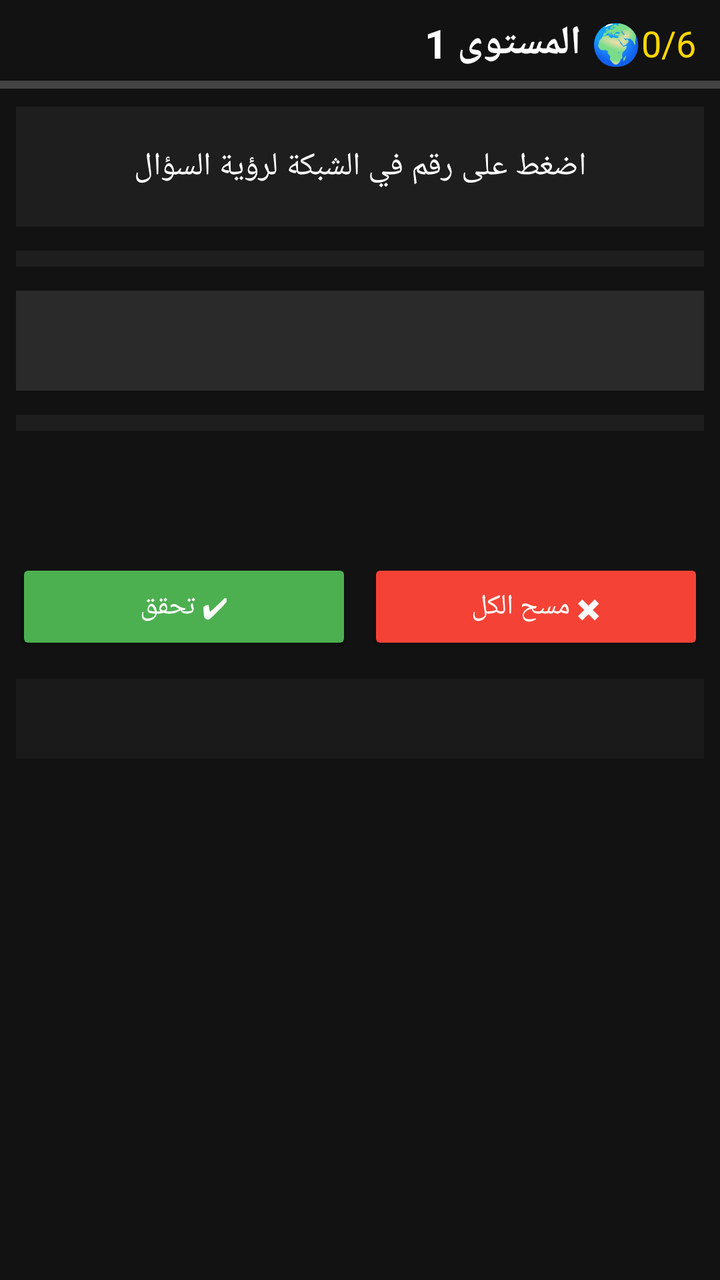
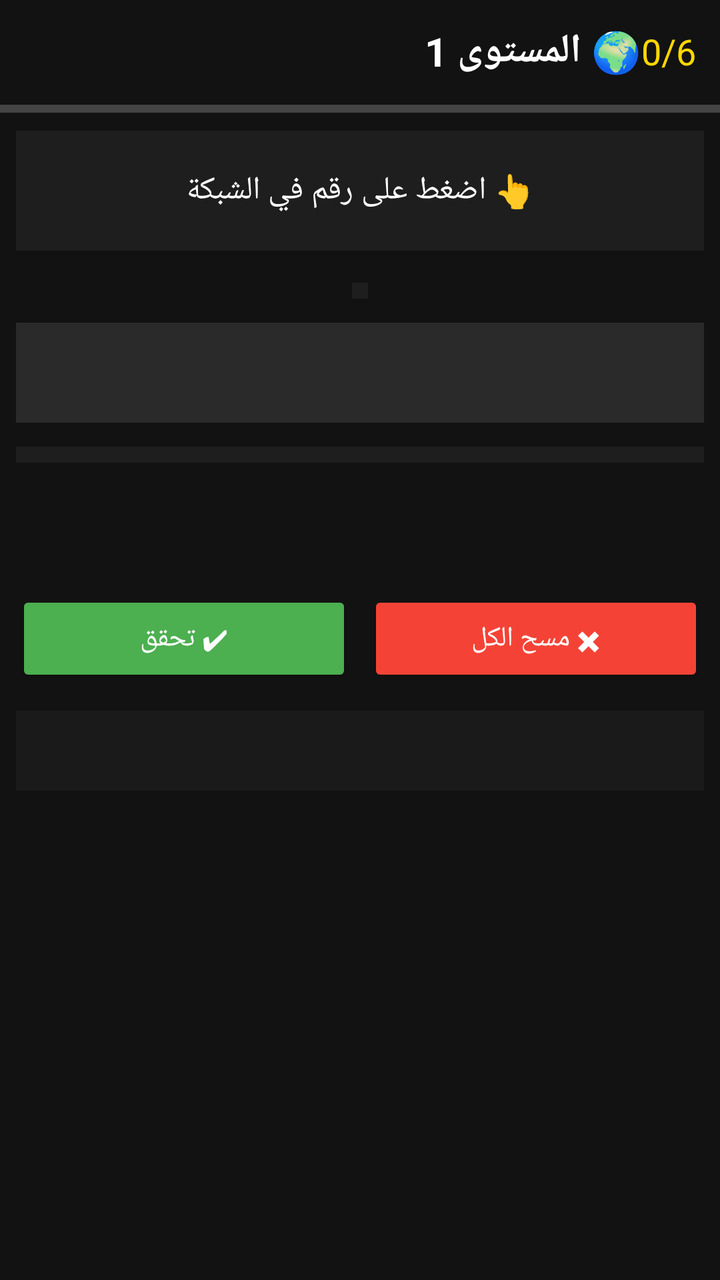

Compare the two renders of this Android layout. The source of the first and the diff that turns it into the second are given below.
<!-- AndroidManifest.xml: activity theme Theme.AppCompat.NoActionBar -->
<!-- res/layout/activity_crossword.xml -->
<?xml version="1.0" encoding="utf-8"?>
<LinearLayout xmlns:android="http://schemas.android.com/apk/res/android"
    android:layout_width="match_parent"
    android:layout_height="match_parent"
    android:orientation="vertical"
    android:background="#121212">

    <LinearLayout
        android:layout_width="match_parent"
        android:layout_height="wrap_content"
        android:orientation="horizontal"
        android:gravity="center_vertical"
        android:paddingStart="12dp"
        android:paddingEnd="12dp"
        android:paddingTop="8dp"
        android:background="#121212">

        <TextView
            android:id="@+id/tv_level"
            android:layout_width="0dp"
            android:layout_height="wrap_content"
            android:layout_weight="1"
            android:text="🌍 المستوى 1"
            android:textSize="20sp"
            android:textColor="#FFFFFF"
            android:textStyle="bold" />

        <TextView
            android:id="@+id/tv_progress"
            android:layout_width="wrap_content"
            android:layout_height="wrap_content"
            android:text="0/6"
            android:textSize="18sp"
            android:textColor="#FFD700" />
    </LinearLayout>

    <ProgressBar
        android:id="@+id/progress_bar"
        style="?android:attr/progressBarStyleHorizontal"
        android:layout_width="match_parent"
        android:layout_height="6dp"
        android:layout_marginTop="4dp"
        android:progress="0"
        android:max="100"
        android:progressTint="#4CAF50" />

    <ScrollView
        android:layout_width="match_parent"
        android:layout_height="0dp"
        android:layout_weight="1"
        android:fillViewport="true"
        android:scrollbars="vertical"
        android:paddingStart="8dp"
        android:paddingEnd="8dp">

        <LinearLayout
            android:layout_width="match_parent"
            android:layout_height="wrap_content"
            android:orientation="vertical"
            android:paddingTop="8dp"
            android:paddingBottom="8dp">

            <TextView
                android:id="@+id/tv_question"
                android:layout_width="match_parent"
                android:layout_height="wrap_content"
                android:text="اضغط على رقم في الشبكة لرؤية السؤال"
                android:textSize="16sp"
                android:textColor="#FFFFFF"
                android:gravity="center"
                android:background="#1E1E1E"
                android:padding="12dp"
                android:minHeight="60dp" />

            <GridLayout
                android:id="@+id/grid_crossword"
                android:layout_width="match_parent"
                android:layout_height="wrap_content"
                android:layout_marginTop="12dp"
                android:rowCount="5"
                android:columnCount="5"
                android:background="#1E1E1E"
                android:padding="4dp"
                android:layout_gravity="center" />

            <TextView
                android:id="@+id/tv_selected_word"
                android:layout_width="match_parent"
                android:layout_height="wrap_content"
                android:layout_marginTop="12dp"
                android:text=""
                android:textSize="22sp"
                android:textColor="#FFD700"
                android:gravity="center"
                android:background="#2A2A2A"
                android:padding="10dp"
                android:minHeight="50dp"
                android:textStyle="bold" />

            <GridLayout
                android:id="@+id/keyboard"
                android:layout_width="match_parent"
                android:layout_height="wrap_content"
                android:layout_marginTop="12dp"
                android:rowCount="3"
                android:columnCount="10"
                android:background="#1E1E1E"
                android:padding="4dp"
                android:layout_gravity="center" />

            <TextView
                android:id="@+id/tv_found_words"
                android:layout_width="match_parent"
                android:layout_height="wrap_content"
                android:layout_marginTop="12dp"
                android:text=""
                android:textSize="14sp"
                android:textColor="#AAAAAA"
                android:gravity="center"
                android:minHeight="40dp" />

            <LinearLayout
                android:layout_width="match_parent"
                android:layout_height="wrap_content"
                android:layout_marginTop="12dp"
                android:orientation="horizontal"
                android:gravity="center">

                <Button
                    android:id="@+id/btn_check"
                    android:layout_width="0dp"
                    android:layout_height="48dp"
                    android:layout_weight="1"
                    android:text="✔ تحقق"
                    android:backgroundTint="#4CAF50"
                    android:textColor="#FFFFFF"
                    android:layout_marginEnd="4dp" />

                <Button
                    android:id="@+id/btn_clear"
                    android:layout_width="0dp"
                    android:layout_height="48dp"
                    android:layout_weight="1"
                    android:text="✖ مسح الكل"
                    android:backgroundTint="#F44336"
                    android:textColor="#FFFFFF"
                    android:layout_marginStart="4dp" />
            </LinearLayout>

            <TextView
                android:id="@+id/tv_motivation"
                android:layout_width="match_parent"
                android:layout_height="wrap_content"
                android:layout_marginTop="12dp"
                android:text=""
                android:textSize="14sp"
                android:textColor="#FFD700"
                android:gravity="center"
                android:background="#1A1A1A"
                android:padding="8dp"
                android:minHeight="40dp"
                android:textStyle="bold" />

        </LinearLayout>
    </ScrollView>

</LinearLayout>
<!-- resources referenced by this layout -->
<resources>

</resources>

<!-- the commit's change to res/layout/activity_crossword.xml (unified diff, before → after) -->
@@ -10,9 +10,7 @@
         android:layout_height="wrap_content"
         android:orientation="horizontal"
         android:gravity="center_vertical"
-        android:paddingStart="12dp"
-        android:paddingEnd="12dp"
-        android:paddingTop="8dp"
+        android:padding="12dp"
         android:background="#121212">
 
         <TextView
@@ -39,7 +37,6 @@
         style="?android:attr/progressBarStyleHorizontal"
         android:layout_width="match_parent"
         android:layout_height="6dp"
-        android:layout_marginTop="4dp"
         android:progress="0"
         android:max="100"
         android:progressTint="#4CAF50" />
@@ -50,21 +47,20 @@
         android:layout_weight="1"
         android:fillViewport="true"
         android:scrollbars="vertical"
-        android:paddingStart="8dp"
-        android:paddingEnd="8dp">
+        android:padding="8dp">
 
         <LinearLayout
             android:layout_width="match_parent"
             android:layout_height="wrap_content"
             android:orientation="vertical"
-            android:paddingTop="8dp"
-            android:paddingBottom="8dp">
+            android:gravity="center_horizontal">
 
+            
             <TextView
                 android:id="@+id/tv_question"
                 android:layout_width="match_parent"
                 android:layout_height="wrap_content"
-                android:text="اضغط على رقم في الشبكة لرؤية السؤال"
+                android:text="👆 اضغط على رقم في الشبكة"
                 android:textSize="16sp"
                 android:textColor="#FFFFFF"
                 android:gravity="center"
@@ -72,17 +68,18 @@
                 android:padding="12dp"
                 android:minHeight="60dp" />
 
+            
             <GridLayout
                 android:id="@+id/grid_crossword"
-                android:layout_width="match_parent"
+                android:layout_width="wrap_content"
                 android:layout_height="wrap_content"
-                android:layout_marginTop="12dp"
-                android:rowCount="5"
-                android:columnCount="5"
+                android:layout_marginTop="16dp"
+                android:rowCount="7"
+                android:columnCount="7"
                 android:background="#1E1E1E"
-                android:padding="4dp"
-                android:layout_gravity="center" />
+                android:padding="4dp" />
 
+            
             <TextView
                 android:id="@+id/tv_selected_word"
                 android:layout_width="match_parent"
@@ -97,6 +94,7 @@
                 android:minHeight="50dp"
                 android:textStyle="bold" />
 
+            
             <GridLayout
                 android:id="@+id/keyboard"
                 android:layout_width="match_parent"
@@ -105,9 +103,9 @@
                 android:rowCount="3"
                 android:columnCount="10"
                 android:background="#1E1E1E"
-                android:padding="4dp"
-                android:layout_gravity="center" />
+                android:padding="4dp" />
 
+            
             <TextView
                 android:id="@+id/tv_found_words"
                 android:layout_width="match_parent"
@@ -119,6 +117,7 @@
                 android:gravity="center"
                 android:minHeight="40dp" />
 
+            
             <LinearLayout
                 android:layout_width="match_parent"
                 android:layout_height="wrap_content"
@@ -147,6 +146,7 @@
                     android:layout_marginStart="4dp" />
             </LinearLayout>
 
+            
             <TextView
                 android:id="@+id/tv_motivation"
                 android:layout_width="match_parent"
